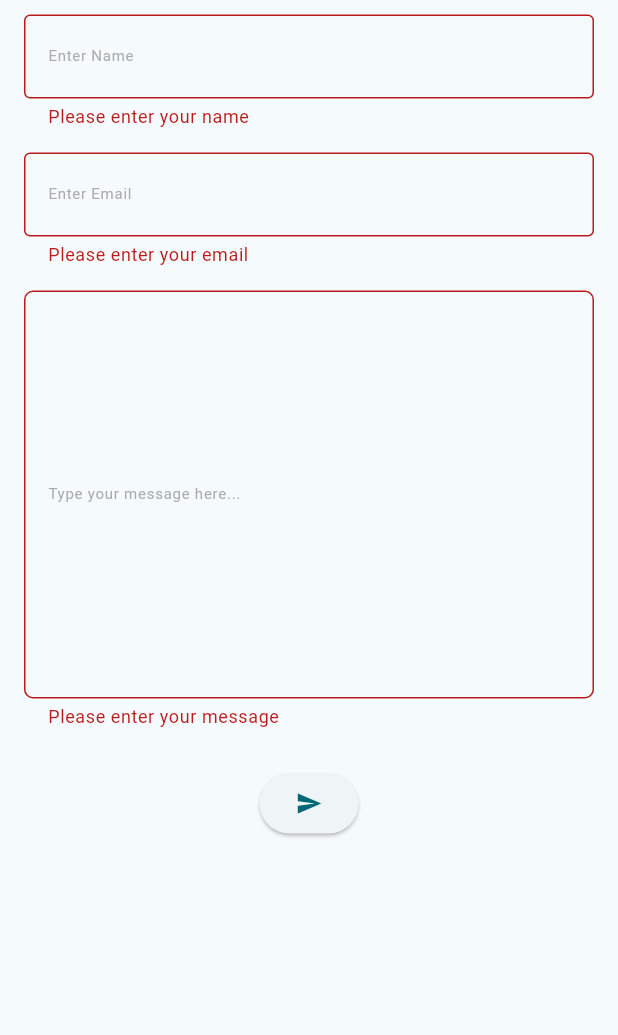
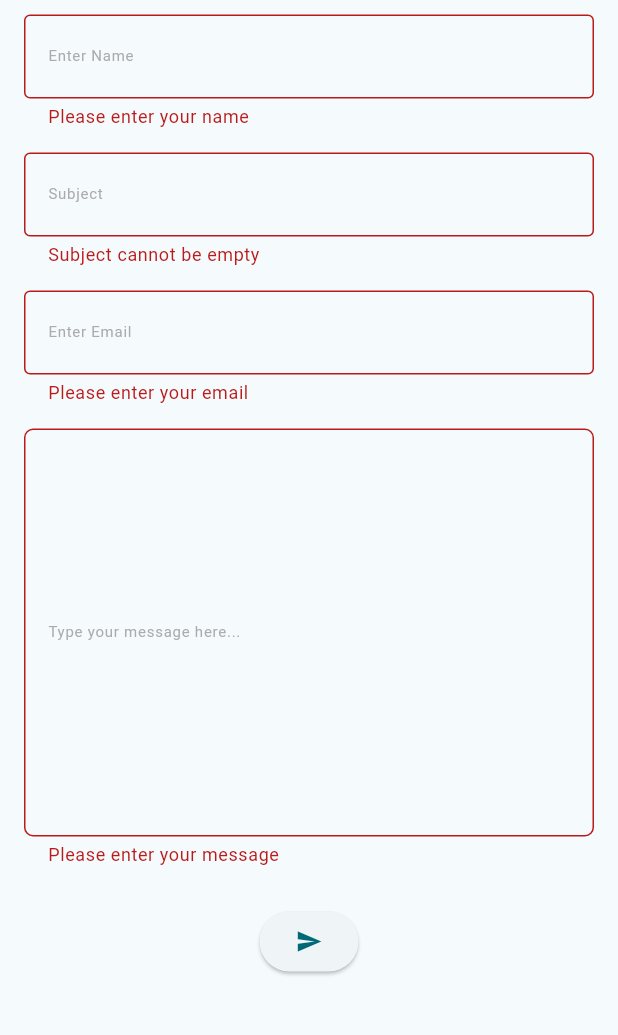
Before and after one commit to Zafron047/flutter_contact_us_form, a Flutter app: the screen it shows after launch, after a tap on the "send" icon, on a phone screen of 412 x 824 dp, the part 185-1220 px from its top. Run offline on Flutter 3.47's test engine with Material 3 defaults, Android fonts, the phone set to English and light mode, and no system bars.

Commit message:
Add subject field to form

```diff
--- a/contact_form/lib/domain/entities/contact_form_handler.dart
+++ b/contact_form/lib/domain/entities/contact_form_handler.dart
@@ -3,16 +3,18 @@ import 'package:contact_form/domain/entities/abstract_form.dart';
 class ContactFormHandler implements AbstractForm {
   final String name;
   final String email;
+  final String subject;
   final String message;
 
   ContactFormHandler({
     required this.name,
+    required this.subject,
     required this.email,
     required this.message,
   });
 
   @override
   String submitForm() {
-    return 'Name: $name, Email: $email, Message: $message';
+    return 'Name: $name, subject: $subject, Email: $email, Message: $message';
   }
 }
--- a/contact_form/lib/presentation/pages/contact_form.dart
+++ b/contact_form/lib/presentation/pages/contact_form.dart
@@ -32,6 +32,7 @@ class ContactPage extends StatefulWidget {
 class _ContactPageState extends State<ContactPage> {
   final _formKey = GlobalKey<FormState>();
   final TextEditingController _nameController = TextEditingController();
+  final TextEditingController _subjectController = TextEditingController();
   final TextEditingController _emailController = TextEditingController();
   final _messageController = TextEditingController();
 
@@ -81,6 +82,24 @@ class _ContactPageState extends State<ContactPage> {
                     validator: (value) {
                       if (value == null || value.isEmpty) {
                         return 'Please enter your name';
+                      }
+                      return null;
+                    },
+                  ),
+                  const SizedBox(height: 16),
+                  TextFormField(
+                    controller: _subjectController,
+                    decoration: const InputDecoration(
+                      labelText: 'Subject',
+                      labelStyle: TextStyle(
+                          color: Color.fromARGB(220, 158, 158, 158),
+                          fontSize: 10),
+                      border: OutlineInputBorder(
+                          borderRadius: BorderRadius.all(Radius.circular(4.0))),
+                    ),
+                    validator: (value) {
+                      if (value == null || value.isEmpty) {
+                        return 'Subject cannot be empty';
                       }
                       return null;
                     },
@@ -149,6 +168,7 @@ class _ContactPageState extends State<ContactPage> {
     if (_formKey.currentState != null && _formKey.currentState!.validate()) {
       final finishedForm = ContactFormHandler(
         name: _nameController.text,
+        subject: _subjectController.text,
         email: _emailController.text,
         message: _messageController.text,
       );
@@ -157,6 +177,7 @@ class _ContactPageState extends State<ContactPage> {
 
       _formKey.currentState!.reset();
       _nameController.clear();
+      _subjectController.clear();
       _emailController.clear();
       _messageController.clear();
     } else {
```
